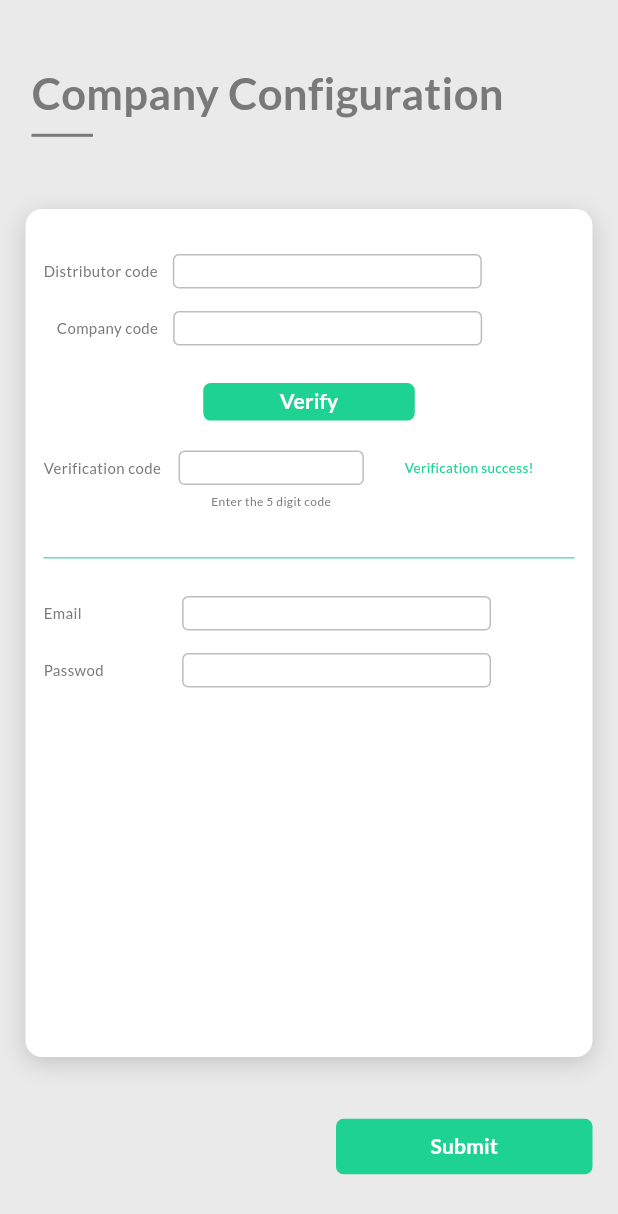
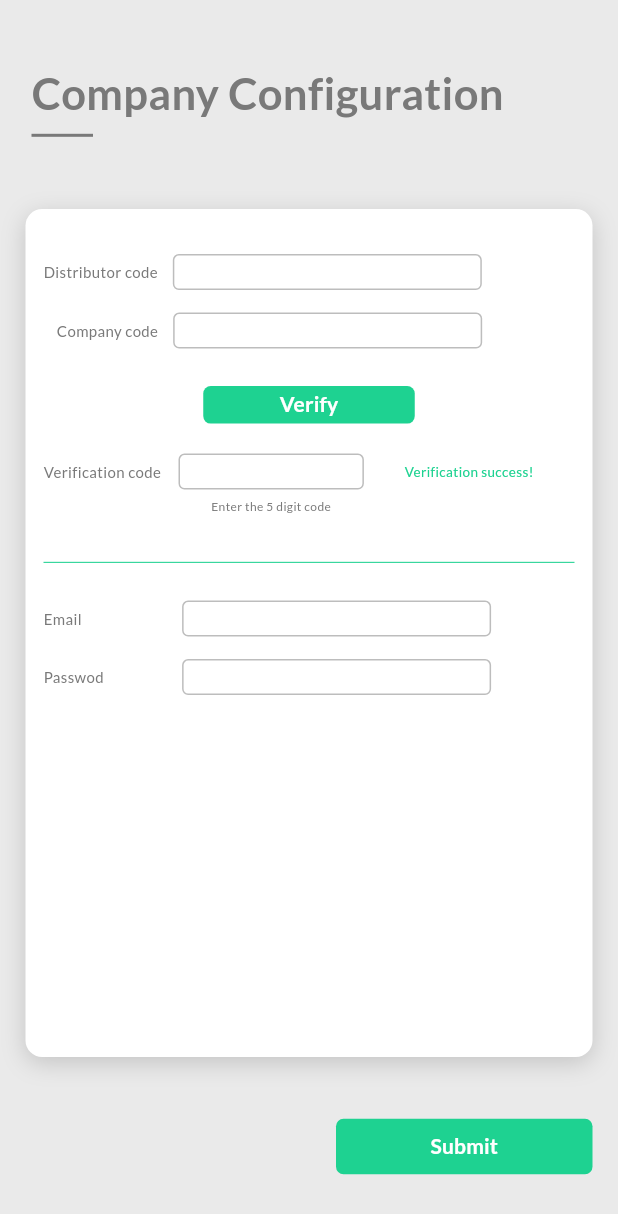
Before and after one commit to ECODE-IT/Evision-Distribution-App, a Flutter app: the CompanyConfigurationPage screen opened by its route, on a phone screen of 412 x 824 dp. Shown: the top 1214 px of the screen. Run offline on Flutter 3.47's test engine with Material 2 defaults, Android fonts, the phone set to English and light mode, and no system bars; our stand-ins replace firebase_core, firebase_crashlytics, google_fonts; accounts and stored records are empty.

Commit message:
Upadated textfield design

```diff
--- a/lib/app_theme.dart
+++ b/lib/app_theme.dart
@@ -59,7 +59,8 @@ class AppTheme {
   );
 
   static InputDecoration mainTextInputDecoration = InputDecoration(
-    contentPadding: const EdgeInsets.fromLTRB(20, 10, 20, 10),
+    contentPadding: const EdgeInsets.fromLTRB(20, 3, 20, 3),
+    isDense: true,
     focusedBorder: OutlineInputBorder(
       borderRadius: BorderRadius.circular(100.0),
       borderSide: const BorderSide(color: primaryColor),
@@ -77,4 +78,6 @@ class AppTheme {
       borderSide: const BorderSide(color: Colors.red, width: 2.0),
     ),
   );
+
+  static TextStyle mainTextInputStyle = const TextStyle(fontSize: 12.0);
 }
--- a/lib/pages/company_configuration_page.dart
+++ b/lib/pages/company_configuration_page.dart
@@ -31,10 +31,10 @@ class _CompanyConfigurationPageState extends State<CompanyConfigurationPage> {
                 ),
                 const SizedBox(width: 10.0),
                 SizedBox(
-                  height: 23.0,
                   width: displayWidth(context) * 0.5,
                   child: TextField(
                     decoration: AppTheme.mainTextInputDecoration,
+                    style: AppTheme.mainTextInputStyle,
                   ),
                 )
               ],
@@ -48,10 +48,10 @@ class _CompanyConfigurationPageState extends State<CompanyConfigurationPage> {
                 ),
                 const SizedBox(width: 10.0),
                 SizedBox(
-                  height: 23.0,
                   width: displayWidth(context) * 0.5,
                   child: TextField(
                     decoration: AppTheme.mainTextInputDecoration,
+                    style: AppTheme.mainTextInputStyle,
                   ),
                 )
               ],
@@ -82,10 +82,10 @@ class _CompanyConfigurationPageState extends State<CompanyConfigurationPage> {
                     ),
                     const SizedBox(width: 10.0),
                     SizedBox(
-                      height: 23.0,
                       width: displayWidth(context) * 0.3,
                       child: TextField(
                         decoration: AppTheme.mainTextInputDecoration,
+                        style: AppTheme.mainTextInputStyle,
                       ),
                     ),
                     Expanded(
@@ -154,10 +154,10 @@ class _CompanyConfigurationPageState extends State<CompanyConfigurationPage> {
                               ),
                               const SizedBox(width: 10.0),
                               SizedBox(
-                                height: 23.0,
                                 width: displayWidth(context) * 0.5,
                                 child: TextField(
                                   decoration: AppTheme.mainTextInputDecoration,
+                                  style: AppTheme.mainTextInputStyle,
                                 ),
                               )
                             ],
@@ -177,10 +177,10 @@ class _CompanyConfigurationPageState extends State<CompanyConfigurationPage> {
                               ),
                               const SizedBox(width: 10.0),
                               SizedBox(
-                                height: 23.0,
                                 width: displayWidth(context) * 0.5,
                                 child: TextField(
                                   decoration: AppTheme.mainTextInputDecoration,
+                                  style: AppTheme.mainTextInputStyle,
                                 ),
                               )
                             ],
```
